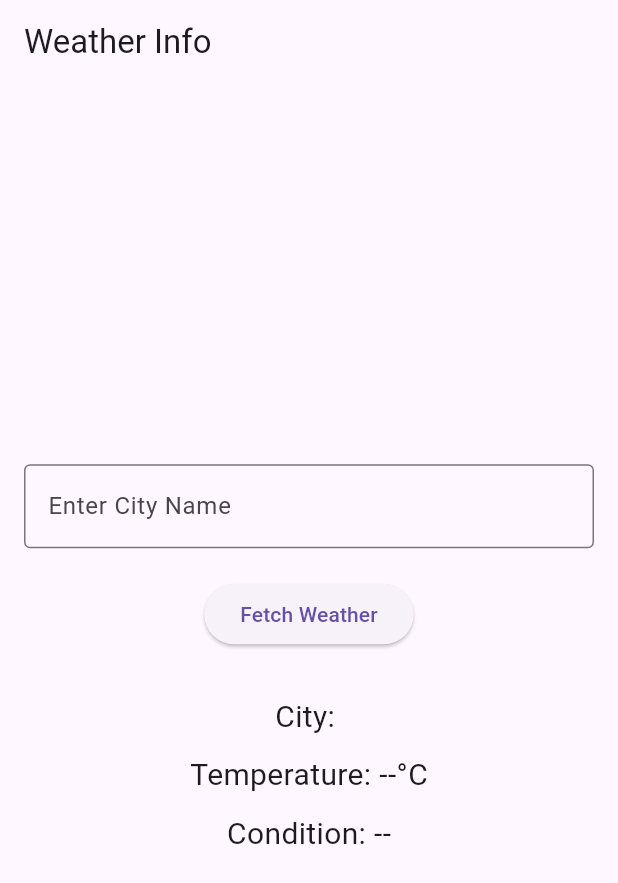
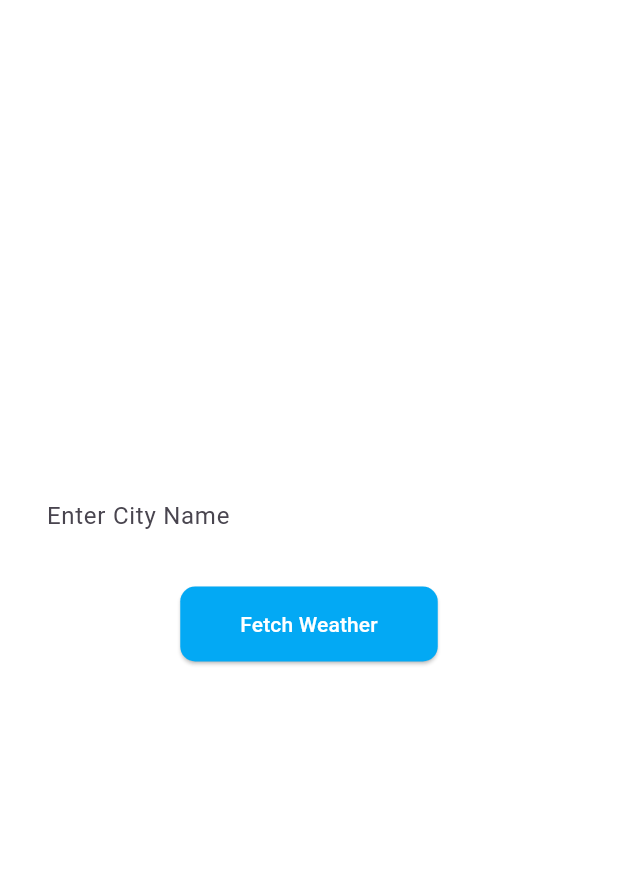
Before and after one commit to shellycodesalot1/weather_info_app, a Flutter app: the screen it shows after launch, on a phone screen of 412 x 824 dp. Shown: the top 883 px of the screen. Run offline on Flutter 3.47's test engine with Material 3 defaults, Android fonts, the phone set to English and light mode, and no system bars.

Commit message:
Add some more UI features

```diff
--- a/lib/main.dart
+++ b/lib/main.dart
@@ -9,11 +9,12 @@ class MyApp extends StatelessWidget {
   @override
   Widget build(BuildContext context) {
     return MaterialApp(
-      title: 'Weather Info App',
+      title: 'Weather Forecast',
       theme: ThemeData(
         primarySwatch: Colors.blue,
       ),
       home: WeatherHomeScreen(),
+      debugShowCheckedModeBanner: false,
     );
   }
 }
@@ -25,12 +26,10 @@ class WeatherHomeScreen extends StatefulWidget {
 
 class _WeatherHomeScreenState extends State<WeatherHomeScreen> {
   final TextEditingController _cityController = TextEditingController();
-
   String _cityName = "";
   String _temperature = "--";
   String _condition = "--";
 
-  // Function to simulate fetching weather data
   void _fetchWeatherData() {
     setState(() {
       _cityName = _cityController.text;
@@ -39,54 +38,108 @@ class _WeatherHomeScreenState extends State<WeatherHomeScreen> {
     });
   }
 
-  // Helper function to randomly select a weather condition
   String _getRandomCondition() {
     List<String> conditions = ['Sunny', 'Cloudy', 'Rainy'];
     return conditions[Random().nextInt(conditions.length)];
   }
 
+  List<Color> _getGradientColors() {
+    switch (_condition) {
+      case 'Sunny':
+        return [Colors.orange, Colors.yellow];
+      case 'Cloudy':
+        return [Colors.grey[600]!, Colors.grey[400]!];
+      case 'Rainy':
+        return [Colors.blueGrey[800]!, Colors.blueGrey[400]!];
+      default:
+        return [Colors.white, Colors.white];
+    }
+  }
+
+  String _getWeatherEmoji() {
+    switch (_condition) {
+      case 'Sunny':
+        return '☀️';
+      case 'Cloudy':
+        return '☁️';
+      case 'Rainy':
+        return '🌧️';
+      default:
+        return '';
+    }
+  }
+
   @override
   Widget build(BuildContext context) {
     return Scaffold(
-      appBar: AppBar(
-        title: Text('Weather Info'),
+      body: Container(
+        decoration: BoxDecoration(
+          gradient: LinearGradient(
+            colors: _getGradientColors(),
+            begin: Alignment.topLeft,
+            end: Alignment.bottomRight,
           ),
-      body: Padding(
+        ),
+        child: Padding(
           padding: const EdgeInsets.all(16.0),
+          child: Center(
             child: Column(
               mainAxisAlignment: MainAxisAlignment.center,
               children: [
-            // TextField for City Input
-            TextField(
+                Text(
+                  'Weather Forecast',
+                  style: TextStyle(
+                    fontSize: 32,
+                    fontWeight: FontWeight.bold,
+                    color: Colors.white,
+                  ),
+                ),
+                SizedBox(height: 40),
+                Container(
+                  decoration: BoxDecoration(
+                    color: Colors.white,
+                    borderRadius: BorderRadius.circular(10),
+                  ),
+                  child: TextField(
                     controller: _cityController,
                     decoration: InputDecoration(
-                border: OutlineInputBorder(),
-                labelText: 'Enter City Name',
+                      hintText: 'Enter City Name',
+                      contentPadding: EdgeInsets.all(15),
+                      border: InputBorder.none,
+                    ),
                   ),
                 ),
                 SizedBox(height: 20),
-            // Fetch Weather Button
                 ElevatedButton(
-              onPressed: _fetchWeatherData, // Calls the function to simulate weather fetching
+                  style: ElevatedButton.styleFrom(
+                    backgroundColor: Colors.lightBlue,
+                    foregroundColor: Colors.white,
+                    shape: RoundedRectangleBorder(
+                      borderRadius: BorderRadius.circular(10),
+                    ),
+                    padding: EdgeInsets.symmetric(vertical: 15, horizontal: 40),
+                  ),
+                  onPressed: _fetchWeatherData,
                   child: Text('Fetch Weather'),
                 ),
                 SizedBox(height: 30),
-            // Display simulated weather data
                 Text(
                   'City: $_cityName',
-              style: TextStyle(fontSize: 20),
+                  style: TextStyle(fontSize: 24, color: Colors.white),
                 ),
                 SizedBox(height: 10),
                 Text(
                   'Temperature: $_temperature°C',
-              style: TextStyle(fontSize: 20),
+                  style: TextStyle(fontSize: 24, color: Colors.white),
                 ),
                 SizedBox(height: 10),
                 Text(
-              'Condition: $_condition',
-              style: TextStyle(fontSize: 20),
+                  'Condition: $_condition ${_getWeatherEmoji()}',
+                  style: TextStyle(fontSize: 24, color: Colors.white),
                 ),
               ],
+            ),
+          ),
         ),
       ),
     );
```
Lines whose indentation alone changed are shown as unchanged.
